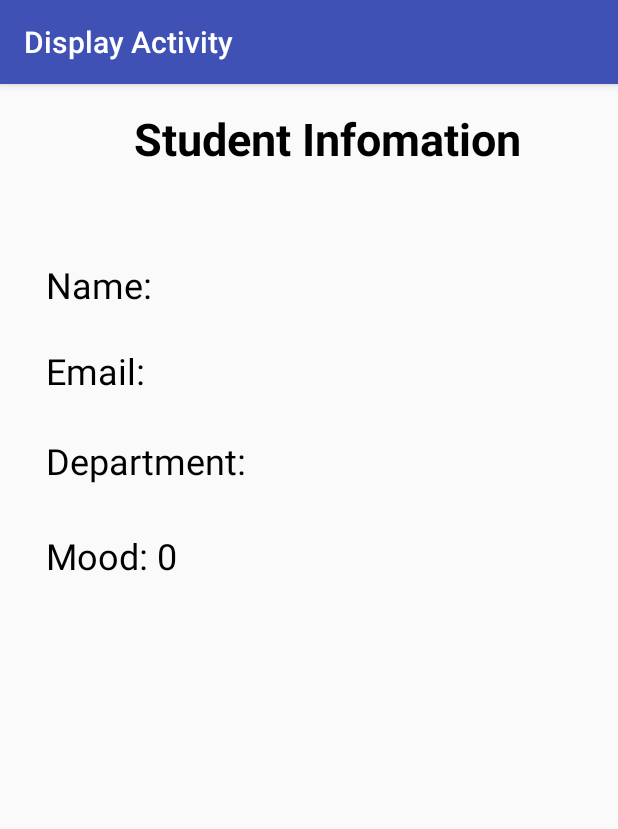
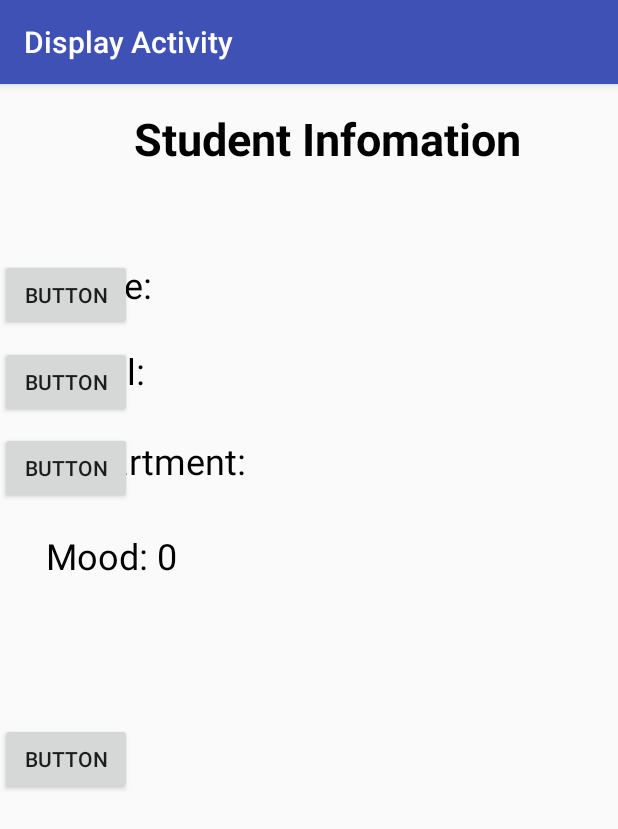
Before and after one commit to Dimanor3/AppDevClass, an Android app: the DisplayActivity screen opened directly, with no data from a screen before it, on a phone screen of 412 x 824 dp. Shown: the top 829 px of the screen. Run offline under Robolectric (Android 15) with nearby library versions, the phone set to English and light mode, and no system bars.

Commit message:
add more stuff

```diff
--- a/InClassAssignment/InClass03/app/src/main/res/layout/display_activity.xml
+++ b/InClassAssignment/InClass03/app/src/main/res/layout/display_activity.xml
@@ -84,4 +84,53 @@
         app:layout_constraintStart_toStartOf="parent"
         app:layout_constraintTop_toBottomOf="@+id/department" />
 
+    <Button
+        android:id="@+id/editEmail"
+        style="@style/edit"
+        android:layout_width="wrap_content"
+        android:layout_height="wrap_content"
+        android:layout_marginBottom="12dp"
+        android:layout_marginTop="10dp"
+        android:text="Button"
+        app:layout_constraintBottom_toTopOf="@+id/department"
+        app:layout_constraintTop_toBottomOf="@+id/editName"
+        tools:layout_editor_absoluteX="280dp" />
+
+    <Button
+        android:id="@+id/editName"
+        style="@style/edit"
+        android:layout_width="wrap_content"
+        android:layout_height="wrap_content"
+        android:layout_marginBottom="10dp"
+        android:layout_marginTop="116dp"
+        android:text="Button"
+        app:layout_constraintBottom_toTopOf="@+id/email"
+        app:layout_constraintTop_toTopOf="parent"
+        app:layout_constraintVertical_bias="1.0"
+        tools:layout_editor_absoluteX="280dp" />
+
+    <Button
+        android:id="@+id/editDepartment"
+        style="@style/edit"
+        android:layout_width="wrap_content"
+        android:layout_height="0dp"
+        android:layout_marginBottom="18dp"
+        android:layout_marginTop="9dp"
+        android:text="Button"
+        app:layout_constraintBottom_toTopOf="@+id/mood"
+        app:layout_constraintTop_toBottomOf="@+id/editEmail"
+        tools:layout_editor_absoluteX="280dp" />
+
+    <Button
+        android:id="@+id/editMood"
+        style="@style/edit"
+        android:layout_width="wrap_content"
+        android:layout_height="wrap_content"
+        android:layout_marginBottom="166dp"
+        android:layout_marginTop="18dp"
+        android:text="Button"
+        app:layout_constraintBottom_toBottomOf="parent"
+        app:layout_constraintTop_toBottomOf="@+id/editDepartment"
+        tools:layout_editor_absoluteX="280dp" />
+
 </android.support.constraint.ConstraintLayout>
--- a/InClassAssignment/InClass03/app/src/main/res/values/styles.xml
+++ b/InClassAssignment/InClass03/app/src/main/res/values/styles.xml
@@ -10,4 +10,6 @@
 
     <style name="save">Save</style>
 
+    <style name="edit">edit</style>
+
 </resources>
```
